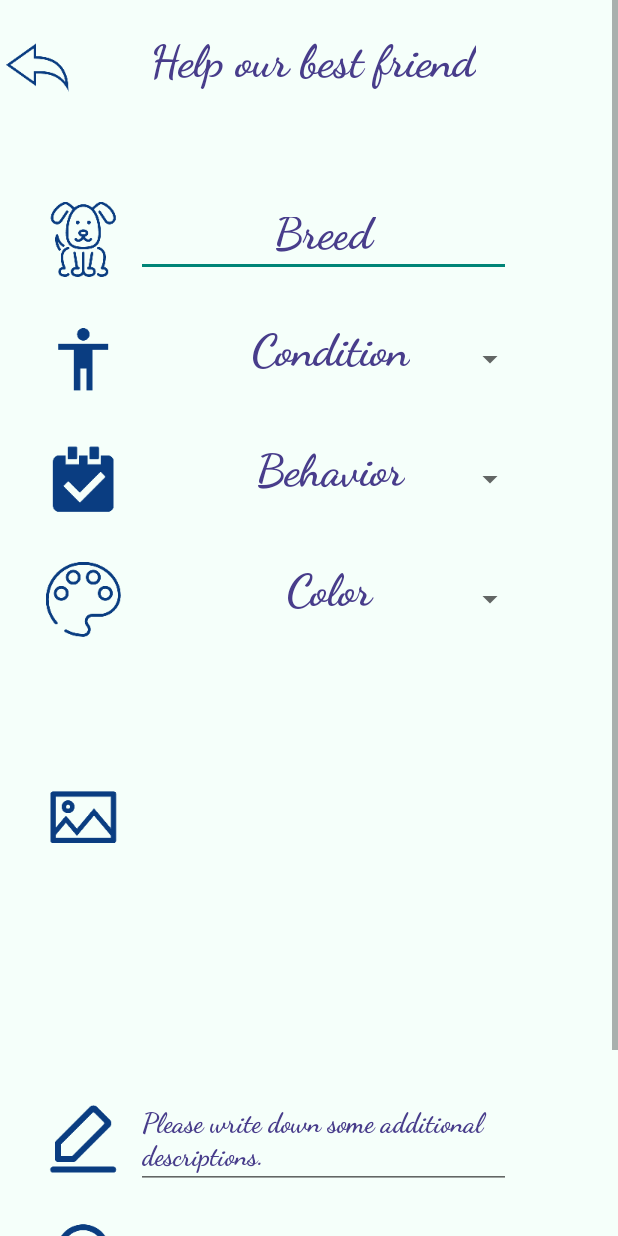
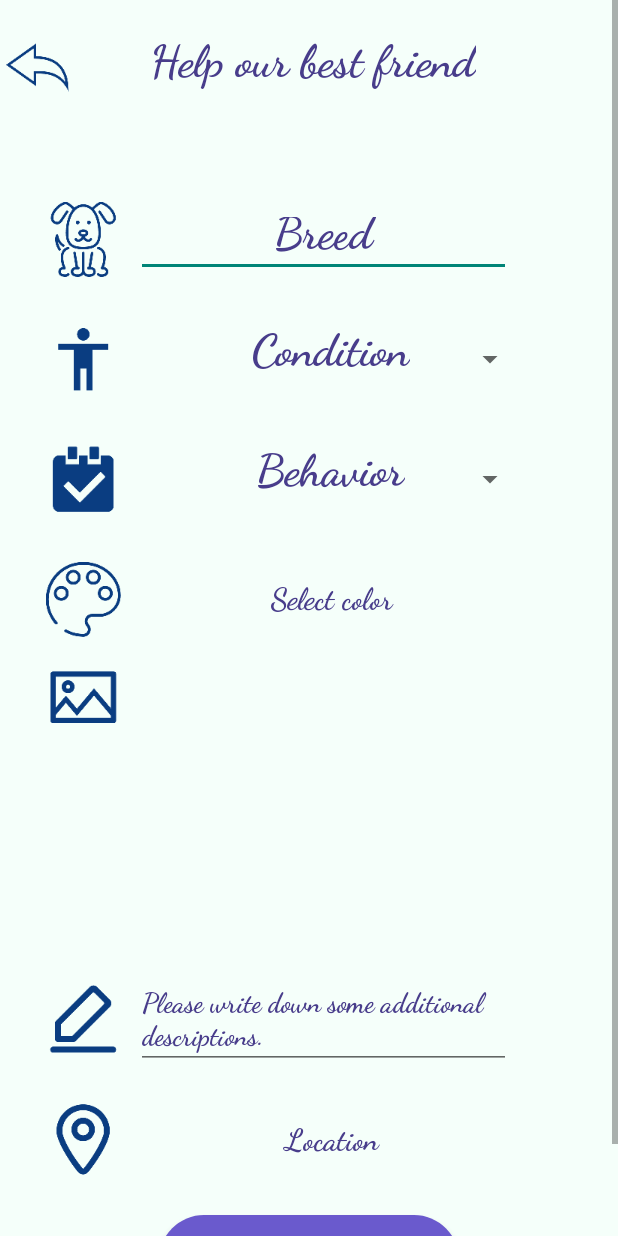
Before and after one commit to yongyanLin/DogFinder, an Android app: the LostFormActivity screen opened directly, with no data from a screen before it, on a phone screen of 412 x 824 dp. Run offline under Robolectric (Android 15) with nearby library versions, the phone set to English and light mode, and no system bars; our stand-ins replace Firebase (no records; nobody signed in at launch, a user with empty details on screens opened directly).

Commit message:
update color

```diff
--- a/app/src/main/java/com/example/dogfinder/Activity/LostFormActivity.java
+++ b/app/src/main/java/com/example/dogfinder/Activity/LostFormActivity.java
@@ -5,9 +5,11 @@ import static com.example.dogfinder.Activity.IndexActivity.LOCATION_PERM_CODE;
 import androidx.core.app.ActivityCompat;
 
 import android.Manifest;
+import android.app.AlertDialog;
 import android.app.ProgressDialog;
 import android.content.ContentResolver;
 import android.content.ContentValues;
+import android.content.DialogInterface;
 import android.content.Intent;
 import android.content.pm.PackageManager;
 import android.graphics.Bitmap;
@@ -33,7 +35,6 @@ import android.widget.TextView;
 
 import com.example.dogfinder.Adapter.BehaviorAdapter;
 import com.example.dogfinder.Adapter.BodyAdapter;
-import com.example.dogfinder.Adapter.ColorAdapter;
 import com.example.dogfinder.Entity.Behavior;
 import com.example.dogfinder.Entity.Body;
 import com.example.dogfinder.Entity.LostDog;
@@ -52,6 +53,8 @@ import com.google.firebase.storage.UploadTask;
 import java.io.FileNotFoundException;
 import java.io.IOException;
 import java.io.OutputStream;
+import java.util.ArrayList;
+import java.util.Collections;
 import java.util.List;
 import java.util.Locale;
 import java.util.Objects;
@@ -62,22 +65,22 @@ public class LostFormActivity extends BaseActivity {
     Spinner spinnerBody, spinnerBehavior, spinnerColor;
     BodyAdapter bodyAdapter;
     BehaviorAdapter behaviorAdapter;
-    ColorAdapter colorAdapter;
     Button back_btn, publish_btn;
     String condition, behavior, color, breed, location,cLocation,userID;
     List<Body> bodyList;
     List<Behavior> behaviorList;
-    List<String> colorList;
-    LinearLayout otherColor;
-    EditText breed_filed,mixColor,description_view;
+    List<Integer> colorList;
+    String[] colorArray;
+    boolean[] selectedColor;
+    EditText breed_filed,description_view;
     ImageView imageView;
-    TextView location_btn;
+    TextView location_btn,color_view;
     Uri image;
     StorageReference storageReference;
     DatabaseReference databaseReference;
     ProgressDialog progressDialog;
     FirebaseFirestore firebaseFirestore;
-
+    AlertDialog.Builder builder;
     @Override
     protected void onCreate(Bundle savedInstanceState) {
         super.onCreate(savedInstanceState);
@@ -137,35 +140,71 @@ public class LostFormActivity extends BaseActivity {
             }
         });
         //Color
-        mixColor = findViewById(R.id.colorMix);
-        otherColor = findViewById(R.id.otherColor);
-        otherColor.setVisibility(View.INVISIBLE);
-        spinnerColor = findViewById(R.id.color_spinner);
-        colorAdapter = new ColorAdapter(LostFormActivity.this, DataUtil.getColorList());
-        spinnerColor.setAdapter(colorAdapter);
-        colorList = DataUtil.getColorList();
-        spinnerColor.setOnItemSelectedListener(new AdapterView.OnItemSelectedListener() {
+        colorArray = DataUtil.getColorArray();
+        color_view = findViewById(R.id.color);
+        colorList = new ArrayList<>();
+        selectedColor = new boolean[colorArray.length];
+        color_view.setOnClickListener(new View.OnClickListener() {
             @Override
-            public void onItemSelected(AdapterView<?> parent, View view, int position, long id) {
-                color = (String) parent.getItemAtPosition(position);
-                if (color.equals("Color")) {
-                    color = "Unknown";
+            public void onClick(View v) {
+                builder = new AlertDialog.Builder(LostFormActivity.this);
+                builder.setTitle("Select color");
+                builder.setCancelable(false);
+                String colorString = color_view.getText().toString().trim();
+                // set selected items
+                for(int i = 0;i<selectedColor.length;i++){
+                    if(colorString.contains(colorArray[i])){
+                        selectedColor[i] = true;
+                        colorList.add(i);
+                    }else{
+                        selectedColor[i] = false;
+                    }
                 }
-                if (color.equals("Other")) {
-                    otherColor.setVisibility(View.VISIBLE);
-                } else {
-                    otherColor.setVisibility(View.INVISIBLE);
-                }
-            }
+                builder.setMultiChoiceItems(colorArray, selectedColor, new DialogInterface.OnMultiChoiceClickListener() {
+                    @Override
+                    public void onClick(DialogInterface dialog, int which, boolean isChecked) {
+                        if(isChecked){
+                            colorList.add(which);
+                            Collections.sort(colorList);
+                        }else{
+                            colorList.remove(which);
+                        }
+                    }
+                });
+                builder.setPositiveButton("OK", new DialogInterface.OnClickListener() {
+                    @Override
+                    public void onClick(DialogInterface dialog, int which) {
+                        StringBuilder stringBuilder = new StringBuilder();
+                        for(int i = 0;i<colorList.size();i++){
+                            stringBuilder.append(colorArray[colorList.get(i)]);
+                            if(i != colorList.size()-1){
+                                stringBuilder.append(",");
+                            }
+                        }
+                        color = stringBuilder.toString();
+                        color_view.setText(stringBuilder);
+                    }
 
-            @Override
-            public void onNothingSelected(AdapterView<?> parent) {
-                color = "Unknown";
+                });
+                builder.setNegativeButton("Cancel", new DialogInterface.OnClickListener() {
+                    @Override
+                    public void onClick(DialogInterface dialog, int which) {
+                        dialog.dismiss();
+                    }
+                });
+                builder.setNeutralButton("Clear", new DialogInterface.OnClickListener() {
+                    @Override
+                    public void onClick(DialogInterface dialog, int which) {
+                        for(int i =0;i<selectedColor.length;i++){
+                            selectedColor[i] = false;
+                            colorList.clear();
+                            color_view.setText("");
+                        }
+                    }
+                });
+                builder.show();
             }
         });
-
-
-
         //get location and image
         //set image
         imageView = findViewById(R.id.dog_photo);
@@ -215,15 +254,7 @@ public class LostFormActivity extends BaseActivity {
                     String breed1 = breed_filed.getText().toString().trim();
                     String condition1 = spinnerBody.getSelectedItem().toString();
                     String behavior1 = spinnerBehavior.getSelectedItem().toString();
-                    String color1 = spinnerColor.getSelectedItem().toString();
-                    if(otherColor.getVisibility() == View.VISIBLE){
-                        color1 = mixColor.getText().toString().trim();
-                        if (color1.equals("")) {
-                            color1 = "Unknown";
-                        } else if (!color1.contains(";")) {
-                            color1 = "Unknown";
-                        }
-                    }
+                    String color1 = color_view.getText().toString().trim();
                     String description1 = description_view.getText().toString().trim();
                     LostDog lostDog = new LostDog(userID,breed1,condition1,behavior1,color1,taskSnapshot.getUploadSessionUri().toString(),
                             location,description1);
@@ -320,14 +351,8 @@ public class LostFormActivity extends BaseActivity {
         data.putString("behavior",behavior);
         String description = description_view.getText().toString().trim();
         data.putString("description",description);
-        if (otherColor.getVisibility() == View.VISIBLE) {
-            color = mixColor.getText().toString().trim();
-            if (!color.contains(";")){
-                mixColor.setError("Please input colors as required format.");
-                return;
-            }
-        }
-        data.putString("color",color);
+        String color1 = color_view.getText().toString().trim();
+        data.putString("color",color1);
         data.putString("image",image.toString());
         Intent intent = new Intent(LostFormActivity.this, LostMapActivity.class);
         intent.putExtras(data);
@@ -357,13 +382,7 @@ public class LostFormActivity extends BaseActivity {
                 spinnerBehavior.setSelection(getSelection(spinnerBehavior,bundle.getString("behavior")));
             }
             if(bundle.get("color") != null){
-                if(getSelection(spinnerColor,bundle.getString("color")) == -1){
-                    otherColor.setVisibility(View.VISIBLE);
-                    spinnerColor.setSelection(getSelection(spinnerColor,"Other"));
-                    mixColor.setText(bundle.getString("color"));
-                }else{
-                    spinnerColor.setSelection(getSelection(spinnerColor,bundle.getString("color")));
-                }
+                color_view.setText(bundle.getString("color"));
             }
             if(bundle.get("description") != null){
                 description_view.setText(bundle.getString("description"));
--- a/app/src/main/java/com/example/dogfinder/Adapter/ColorAdapter.java
+++ /dev/null
@@ -1,55 +0,0 @@
-package com.example.dogfinder.Adapter;
-
-import android.content.Context;
-import android.view.LayoutInflater;
-import android.view.View;
-import android.view.ViewGroup;
-import android.widget.BaseAdapter;
-import android.widget.TextView;
-
-import com.example.dogfinder.Entity.Behavior;
-import com.example.dogfinder.R;
-
-import java.util.List;
-
-public class ColorAdapter extends BaseAdapter {
-    private Context context;
-    private List<String> list;
-    public ColorAdapter(Context context,List<String> list){
-        this.context = context;
-        this.list = list;
-    }
-    @Override
-    public int getCount() {
-        return list != null ? list.size() : 0;
-    }
-
-    @Override
-    public Object getItem(int position) {
-        return list.get(position);
-    }
-
-    @Override
-    public long getItemId(int position) {
-        return position;
-    }
-
-    @Override
-    public View getView(int position, View convertView, ViewGroup parent) {
-        View view = LayoutInflater.from(context).inflate(R.layout.text_item,parent,false);
-        TextView name = view.findViewById(R.id.behavior_name);
-        TextView description = view.findViewById(R.id.behavior_description);
-        name.setText(list.get(position));
-        description.setVisibility(View.INVISIBLE);
-        return view;
-    }
-    @Override
-    public View getDropDownView(int position, View convertView, ViewGroup parent) {
-        View view = LayoutInflater.from(context).inflate(R.layout.text_item,parent,false);
-        TextView name = view.findViewById(R.id.behavior_name);
-        TextView description = view.findViewById(R.id.behavior_description);
-        name.setText(list.get(position));
-        description.setVisibility(View.INVISIBLE);
-        return view;
-    }
-}
--- a/app/src/main/java/com/example/dogfinder/Utils/DataUtil.java
+++ b/app/src/main/java/com/example/dogfinder/Utils/DataUtil.java
@@ -77,19 +77,9 @@ public class DataUtil {
 
         return list;
     }
-    public static List<String> getColorList(){
-        List<String> list = new ArrayList<>();
-        list.add("Color");
-        list.add("Black");
-        list.add("White");
-        list.add("Brown");
-        list.add("Yellow");
-        list.add("Cream");
-        list.add("Gold");
-        list.add("Gray");
-        list.add("Red");
-        list.add("Other");
-        return list;
+    public static String[] getColorArray() {
+        String colors[] = {"Apricot/Beige", "Bicolor", "Black", "Brindle", "Brown/Chocolate", "Golden",
+                "Gray/Blue/Silver", "Harlequin", "Merle(Blue)", "Merle(Red)"};
+        return colors;
     }
-
 }
--- a/app/src/main/res/layout/activity_stray_form.xml
+++ b/app/src/main/res/layout/activity_stray_form.xml
@@ -116,35 +116,26 @@
                     android:layout_gravity="center"
                     android:layout_width="@dimen/dimen_50dp"
                     android:layout_height="@dimen/dimen_50dp"
-                    android:background="@mipmap/color_icon">
+                    android:background="@mipmap/color_icon"
+                     >
                 </ImageView>
-                <Spinner
+                <TextView
+                    android:clickable="true"
                     android:layout_width="@dimen/dimen_260dp"
                     android:layout_height="@dimen/dimen_50dp"
+                    android:id="@+id/color"
                     android:layout_gravity="center"
                     android:layout_marginLeft="@dimen/dimen_10dp"
-                    android:id="@+id/color_spinner">
-                </Spinner>
-            </LinearLayout>
-            <LinearLayout
-                android:id="@+id/otherColor"
-                android:layout_gravity="center"
-                android:layout_width="@dimen/dimen_350dp"
-                android:layout_height="@dimen/dimen_80dp"
-                android:orientation="horizontal">
-
-                <EditText
-                    android:id="@+id/colorMix"
-                    android:layout_width="@dimen/dimen_260dp"
-                    android:layout_height="match_parent"
-                    android:layout_marginLeft="@dimen/dimen_60dp"
-                    android:fontFamily="cursive"
                     android:hint="@string/colorHint"
                     android:textColorHint="@color/darkslateblue"
                     android:textColor="@color/darkslateblue"
+                    android:textSize="@dimen/dimen_20sp"
+                    android:fontFamily="cursive"
                     android:textStyle="bold"
-                    android:textSize="@dimen/dimen_20sp"
-                    android:gravity="center"></EditText>
+                    android:gravity="center"
+                    android:drawablePadding="@dimen/dimen_12dp"
+                    >
+                </TextView>
             </LinearLayout>
             <LinearLayout
                 android:layout_gravity="center"
--- a/app/src/main/res/values/dimens.xml
+++ b/app/src/main/res/values/dimens.xml
@@ -31,5 +31,5 @@
     <dimen name="dimen_10dp">10dp</dimen>
     <dimen name="dimen_140dp">140dp</dimen>
     <dimen name="dimen_130dp">130dp</dimen>
-
+    <dimen name="dimen_12dp">12dp</dimen>
 </resources>
--- a/app/src/main/res/values/strings.xml
+++ b/app/src/main/res/values/strings.xml
@@ -25,7 +25,7 @@
     <string name="description">Please write down some additional descriptions.</string>
     <string name="breed">Breed</string>
     <string name="condition">Body Condition</string>
-    <string name="colorHint">Please end each color with ”;“</string>
+    <string name="colorHint">Select color</string>
     <string name="mapAPI">AIzaSyDlZ1agP5Wv0h7iVVKFhajTJRMkn1G-gT4</string>
     <string name="searchHint">Search the location...</string>
     <string name="confirm">Confirm</string>
```
Also changed, not shown: app/src/main/AndroidManifest.xml (+7 -4 lines), app/src/main/java/com/example/dogfinder/Activity/ProfileActivity.java (added, +16 -0 lines), app/src/main/java/com/example/dogfinder/Activity/StrayFormActivity.java (+74 -55 lines), app/src/main/res/layout/activity_lost_form.xml (+13 -3 lines), app/src/main/res/layout/activity_profile.xml (added, +9 -0 lines).
